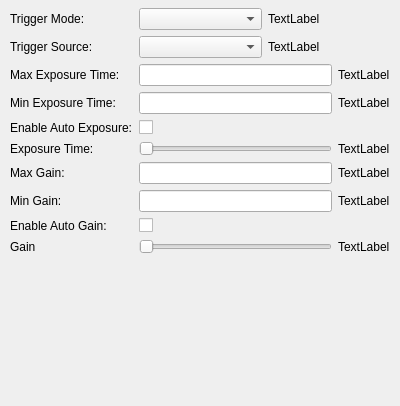
Above: settingswidget.ui from NK5fr/camera_manager before the change. Below: the same form after it.
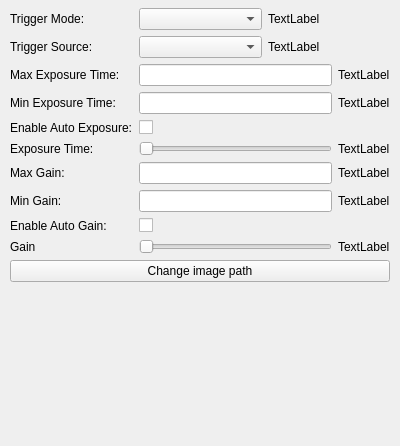
That is the form after the change.

What changed in the file:
```diff
--- a/settingswidget.ui
+++ b/settingswidget.ui
@@ -7,7 +7,7 @@
     <x>0</x>
     <y>0</y>
     <width>400</width>
-    <height>406</height>
+    <height>446</height>
    </rect>
   </property>
   <property name="minimumSize">
@@ -31,7 +31,7 @@
      <x>10</x>
      <y>8</y>
      <width>380</width>
-     <height>383</height>
+     <height>402</height>
     </rect>
    </property>
    <layout class="QFormLayout" name="formLayout">
@@ -256,6 +256,13 @@
       </item>
      </layout>
     </item>
+    <item row="15" column="0" colspan="2">
+     <widget class="QPushButton" name="imageButton">
+      <property name="text">
+       <string>Change image path</string>
+      </property>
+     </widget>
+    </item>
    </layout>
   </widget>
  </widget>
```
